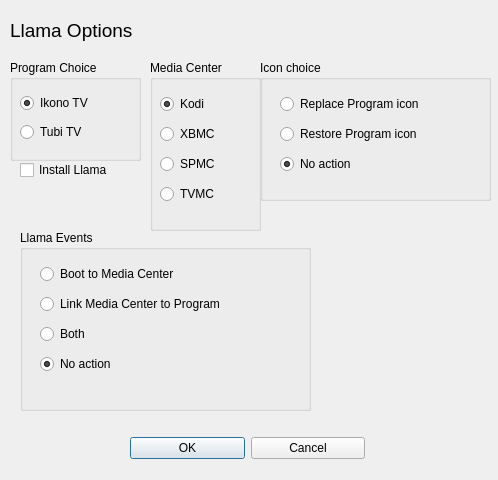
First picture: the form in llamadialog.ui, repository kbrack1/adbFire, before the edit.
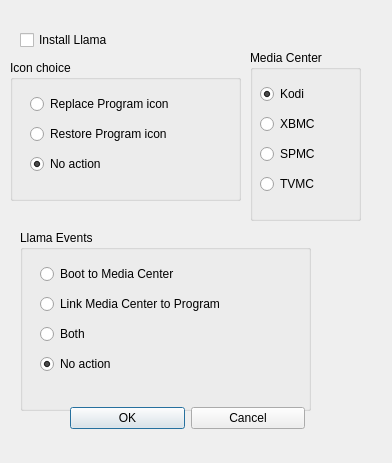
Second picture: the form after the edit.

```diff
--- a/llamadialog.ui
+++ b/llamadialog.ui
@@ -6,26 +6,13 @@
    <rect>
     <x>0</x>
     <y>0</y>
-    <width>498</width>
-    <height>480</height>
+    <width>392</width>
+    <height>463</height>
    </rect>
   </property>
   <property name="windowTitle">
    <string>Llama Options</string>
   </property>
-  <widget class="QLabel" name="label">
-   <property name="geometry">
-    <rect>
-     <x>10</x>
-     <y>10</y>
-     <width>251</width>
-     <height>41</height>
-    </rect>
-   </property>
-   <property name="text">
-    <string>&lt;html&gt;&lt;head/&gt;&lt;body&gt;&lt;p&gt;&lt;span style=&quot; font-size:14pt;&quot;&gt;Llama Options&lt;/span&gt;&lt;/p&gt;&lt;/body&gt;&lt;/html&gt;</string>
-   </property>
-  </widget>
   <widget class="QGroupBox" name="groupBox">
    <property name="geometry">
     <rect>
@@ -103,59 +90,11 @@
     </layout>
    </widget>
   </widget>
-  <widget class="QGroupBox" name="groupBox_3">
-   <property name="geometry">
-    <rect>
-     <x>10</x>
-     <y>60</y>
-     <width>131</width>
-     <height>101</height>
-    </rect>
-   </property>
-   <property name="title">
-    <string>Program Choice</string>
-   </property>
-   <widget class="QWidget" name="layoutWidget">
-    <property name="geometry">
-     <rect>
-      <x>10</x>
-      <y>30</y>
-      <width>101</width>
-      <height>57</height>
-     </rect>
-    </property>
-    <layout class="QVBoxLayout" name="verticalLayout_3">
-     <item>
-      <widget class="QRadioButton" name="ikonoButton">
-       <property name="toolTip">
-        <string>&lt;html&gt;&lt;head/&gt;&lt;body&gt;&lt;p&gt;ikono TV is a priigram used as as a surrogate for your media center on the Fire TV's home page Recent section. &lt;/p&gt;&lt;/body&gt;&lt;/html&gt;</string>
-       </property>
-       <property name="text">
-        <string>Ikono TV</string>
-       </property>
-       <property name="checked">
-        <bool>true</bool>
-       </property>
-      </widget>
-     </item>
-     <item>
-      <widget class="QRadioButton" name="ctvButton">
-       <property name="toolTip">
-        <string>&lt;html&gt;&lt;head/&gt;&lt;body&gt;&lt;p&gt;ClassicTV is a priigram used as as a surrogate for your media center on the Fire TV's home page Recent section. &lt;/p&gt;&lt;/body&gt;&lt;/html&gt;</string>
-       </property>
-       <property name="text">
-        <string>Tubi TV</string>
-       </property>
-      </widget>
-     </item>
-    </layout>
-   </widget>
-  </widget>
   <widget class="QGroupBox" name="groupBox_5">
    <property name="geometry">
     <rect>
-     <x>150</x>
-     <y>60</y>
+     <x>250</x>
+     <y>50</y>
      <width>111</width>
      <height>171</height>
     </rect>
@@ -222,8 +161,8 @@
   <widget class="QWidget" name="layoutWidget">
    <property name="geometry">
     <rect>
-     <x>130</x>
-     <y>430</y>
+     <x>70</x>
+     <y>400</y>
      <width>235</width>
      <height>36</height>
     </rect>
@@ -254,7 +193,7 @@
   <widget class="QGroupBox" name="groupBox_2">
    <property name="geometry">
     <rect>
-     <x>260</x>
+     <x>10</x>
      <y>60</y>
      <width>231</width>
      <height>141</height>
@@ -313,7 +252,7 @@
    <property name="geometry">
     <rect>
      <x>20</x>
-     <y>160</y>
+     <y>30</y>
      <width>121</width>
      <height>20</height>
     </rect>
@@ -325,6 +264,41 @@
     <string>Install Llama</string>
    </property>
   </widget>
+  <widget class="QRadioButton" name="ikonoButton">
+   <property name="geometry">
+    <rect>
+     <x>70</x>
+     <y>570</y>
+     <width>100</width>
+     <height>20</height>
+    </rect>
+   </property>
+   <property name="toolTip">
+    <string>&lt;html&gt;&lt;head/&gt;&lt;body&gt;&lt;p&gt;ikono TV is a priigram used as as a surrogate for your media center on the Fire TV's home page Recent section. &lt;/p&gt;&lt;/body&gt;&lt;/html&gt;</string>
+   </property>
+   <property name="text">
+    <string>Ikono TV</string>
+   </property>
+   <property name="checked">
+    <bool>true</bool>
+   </property>
+  </widget>
+  <widget class="QRadioButton" name="ctvButton">
+   <property name="geometry">
+    <rect>
+     <x>200</x>
+     <y>570</y>
+     <width>100</width>
+     <height>20</height>
+    </rect>
+   </property>
+   <property name="toolTip">
+    <string>&lt;html&gt;&lt;head/&gt;&lt;body&gt;&lt;p&gt;ClassicTV is a priigram used as as a surrogate for your media center on the Fire TV's home page Recent section. &lt;/p&gt;&lt;/body&gt;&lt;/html&gt;</string>
+   </property>
+   <property name="text">
+    <string>Tubi TV</string>
+   </property>
+  </widget>
  </widget>
  <resources/>
  <connections>
```
